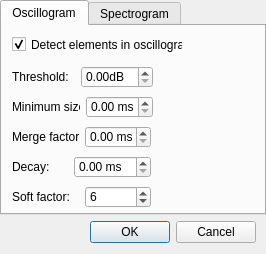
This is Graphic_Interface/UI Files/elemDetectSettings.ui in ECMora/SoundLab as Qt 5 draws it before an edit. The edited form follows.
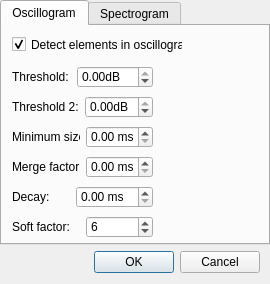
This is the edited form.

Commit message: generando ruido rosado. Creando presentacion inicial. Implementacion de deteccion de elementos en el espectrograma con 2 thresholds.

What changed in the file:
```diff
--- a/Graphic_Interface/UI Files/elemDetectSettings.ui
+++ b/Graphic_Interface/UI Files/elemDetectSettings.ui
@@ -6,8 +6,8 @@
    <rect>
     <x>0</x>
     <y>0</y>
-    <width>266</width>
-    <height>254</height>
+    <width>270</width>
+    <height>284</height>
    </rect>
   </property>
   <property name="windowTitle">
@@ -39,7 +39,7 @@
        <property name="geometry">
         <rect>
          <x>10</x>
-         <y>70</y>
+         <y>100</y>
          <width>141</width>
          <height>22</height>
         </rect>
@@ -65,8 +65,8 @@
        <property name="geometry">
         <rect>
          <x>10</x>
-         <y>100</y>
-         <width>139</width>
+         <y>130</y>
+         <width>141</width>
          <height>22</height>
         </rect>
        </property>
@@ -91,8 +91,8 @@
        <property name="geometry">
         <rect>
          <x>10</x>
-         <y>130</y>
-         <width>139</width>
+         <y>160</y>
+         <width>141</width>
          <height>22</height>
         </rect>
        </property>
@@ -117,8 +117,8 @@
        <property name="geometry">
         <rect>
          <x>10</x>
-         <y>160</y>
-         <width>139</width>
+         <y>190</y>
+         <width>141</width>
          <height>22</height>
         </rect>
        </property>
@@ -155,6 +155,9 @@
         </rect>
        </property>
        <layout class="QHBoxLayout" name="horizontalLayout_7" stretch="0,0">
+        <property name="spacing">
+         <number>6</number>
+        </property>
         <item>
          <widget class="QLabel" name="label_6">
           <property name="text">
@@ -170,6 +173,12 @@
           <property name="suffix">
            <string>dB</string>
           </property>
+          <property name="minimum">
+           <double>-60.000000000000000</double>
+          </property>
+          <property name="maximum">
+           <double>0.000000000000000</double>
+          </property>
          </widget>
         </item>
        </layout>
@@ -190,6 +199,47 @@
         <bool>true</bool>
        </property>
       </widget>
+      <widget class="QWidget" name="horizontalLayoutWidget_11">
+       <property name="geometry">
+        <rect>
+         <x>10</x>
+         <y>70</y>
+         <width>141</width>
+         <height>22</height>
+        </rect>
+       </property>
+       <layout class="QHBoxLayout" name="horizontalLayout_11" stretch="0,0">
+        <property name="spacing">
+         <number>6</number>
+        </property>
+        <item>
+         <widget class="QLabel" name="label_10">
+          <property name="text">
+           <string>Threshold 2:</string>
+          </property>
+         </widget>
+        </item>
+        <item>
+         <widget class="QDoubleSpinBox" name="dsbxThreshold2">
+          <property name="buttonSymbols">
+           <enum>QAbstractSpinBox::UpDownArrows</enum>
+          </property>
+          <property name="suffix">
+           <string>dB</string>
+          </property>
+          <property name="minimum">
+           <double>-60.000000000000000</double>
+          </property>
+          <property name="maximum">
+           <double>0.000000000000000</double>
+          </property>
+          <property name="value">
+           <double>0.000000000000000</double>
+          </property>
+         </widget>
+        </item>
+       </layout>
+      </widget>
      </widget>
      <widget class="QWidget" name="tabSpectrogram">
       <attribute name="title">
```
The commit also changes 24 other files.
